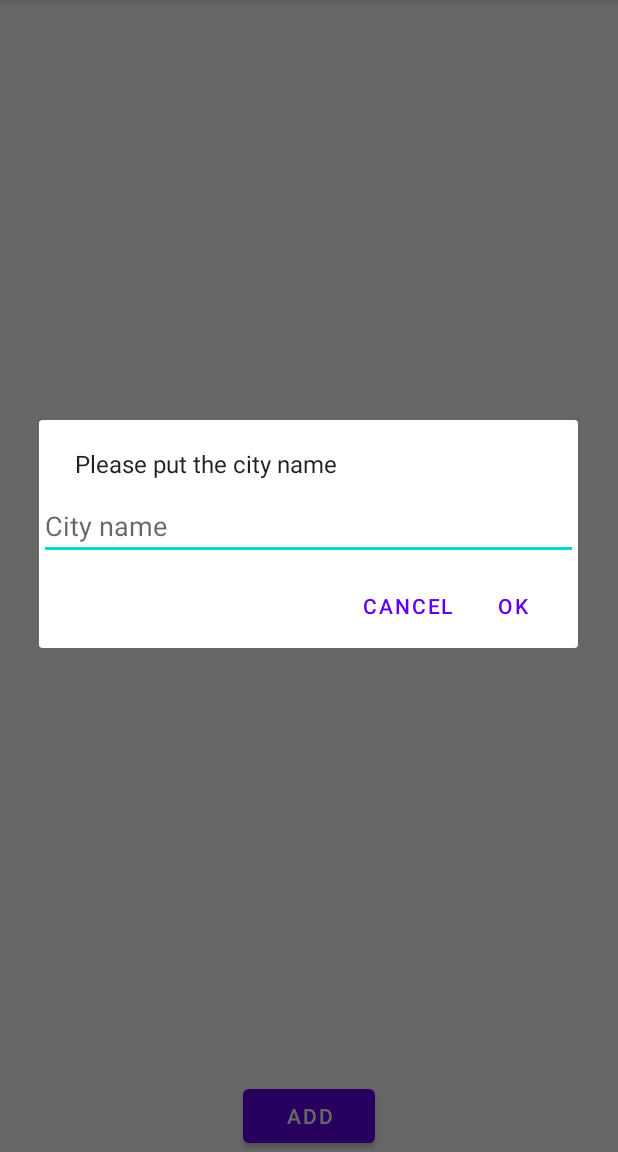
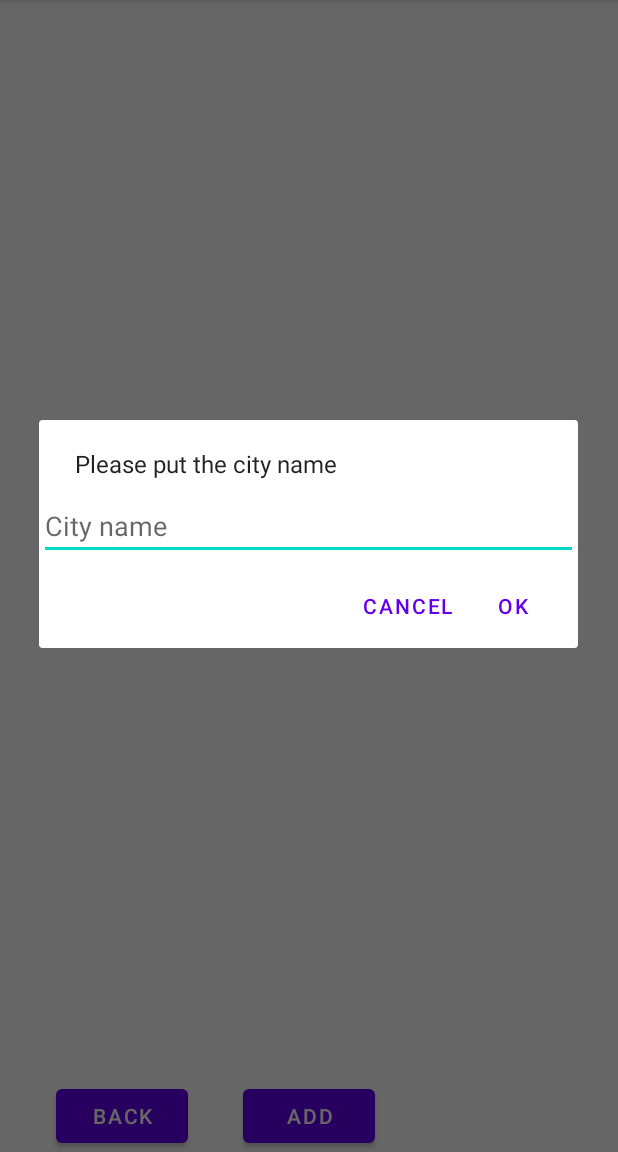
Before and after one commit to hannabivoina/ITHomework, an Android app: the fragment ChooseCityFragment placed in its activity, after a tap on "ADD", on a phone screen of 412 x 824 dp, the part 84-1236 px from its top. Run offline under Robolectric (Android 15) with nearby library versions, the phone set to English and light mode, and no system bars.

Commit message:
Initial commit

```diff
--- a/app/src/main/java/com/example/weatherapp/AppContract.kt
+++ b/app/src/main/java/com/example/weatherapp/AppContract.kt
@@ -1,10 +1,11 @@
 package com.example.weatherapp
 
 import androidx.fragment.app.Fragment
+import com.example.weatherapp.wheather.Daily
 
 fun Fragment.contract() : AppContract = requireActivity() as AppContract
 
 interface AppContract {
     fun changeCity()
-    fun weatherForecast()
+    fun weatherForecast(weatherDaily: List<Daily>)
 }
--- a/app/src/main/java/com/example/weatherapp/ChooseCityFragment.kt
+++ b/app/src/main/java/com/example/weatherapp/ChooseCityFragment.kt
@@ -6,15 +6,19 @@ import android.view.LayoutInflater
 import android.view.View
 import android.view.ViewGroup
 import android.widget.EditText
+import android.widget.LinearLayout
 import android.widget.Toast
 import androidx.core.widget.doOnTextChanged
 import androidx.fragment.app.Fragment
 import androidx.fragment.app.viewModels
+import androidx.recyclerview.widget.LinearLayoutManager
 import com.example.weatherapp.databinding.FragmentChooseCityBinding
+import kotlinx.android.synthetic.main.fragment_choose_city.*
 
 class ChooseCityFragment: Fragment(R.layout.fragment_choose_city) {
-    lateinit var binding: FragmentChooseCityBinding
+    private lateinit var binding: FragmentChooseCityBinding
     private val viewModel = viewModels<WeatherViewModel>()
+    private val adapter = CityAdapter()
 
     override fun onCreateView(
         inflater: LayoutInflater,
@@ -24,8 +28,6 @@ class ChooseCityFragment: Fragment(R.layout.fragment_choose_city) {
         binding = FragmentChooseCityBinding.inflate(inflater, container, false)
 
         viewModel.value.findCityLiveData.observe(viewLifecycleOwner){
-            println("---------------2----------------$it")
-//            it.reduce { acc, any -> acc.toString() + any.toString() }.let {data->
             if (it.results.isEmpty()){
                 Toast.makeText(requireContext(),"такого города нет", Toast.LENGTH_LONG).show()
             }
@@ -34,8 +36,6 @@ class ChooseCityFragment: Fragment(R.layout.fragment_choose_city) {
                 Toast.makeText(requireContext(), geometry, Toast.LENGTH_LONG).show()
                 viewModel.value.findWeather(it)
             }
-//            }
-            //toRecyclerView
         }
 
         viewModel.value.errorCityLiveData.observe(viewLifecycleOwner){
@@ -55,6 +55,7 @@ class ChooseCityFragment: Fragment(R.layout.fragment_choose_city) {
         }
 
         binding.buttonAddCity.setOnClickListener {
+//            adapter.addCity("hello")
             var addCity = EditText(requireContext())
             addCity.hint = "City name"
             var builder = AlertDialog
@@ -66,7 +67,28 @@ class ChooseCityFragment: Fragment(R.layout.fragment_choose_city) {
             builder.show()
         }
 
+
+        setupRecyclerView()
+//        val layoutManager = LinearLayoutManager(requireContext())
+//        binding.citiesListRecycler.layoutManager = layoutManager
+//        binding.citiesListRecycler.adapter = adapter
+
+        viewModel.value.citiesListLiveData.observe(viewLifecycleOwner){
+            adapter.addCity(it)
+        }
+
+        binding.buttonBack.setOnClickListener {
+            Toast.makeText(requireContext(), viewModel.value.findWeatherLiveData.value.toString(), Toast.LENGTH_LONG).show()
+//            contract().weatherForecast()
+        }
+
         return binding.root
+    }
 
+    private fun setupRecyclerView() {
+        binding.apply {
+            citiesListRecycler.layoutManager = LinearLayoutManager(requireContext())
+            citiesListRecycler.adapter = adapter
+        }
     }
 }
--- a/app/src/main/java/com/example/weatherapp/WeatherViewModel.kt
+++ b/app/src/main/java/com/example/weatherapp/WeatherViewModel.kt
@@ -18,6 +18,12 @@ import kotlinx.coroutines.launch
 class WeatherViewModel : ViewModel(){
 
     private val weatherRepository = WeatherRepository(App.searchGeo, App.searchWeather)
+
+    private var citiesList = ArrayList<String>()
+
+    private val _citiesListLiveData =  MutableLiveData<String>()
+    val citiesListLiveData : LiveData<String>
+    get() = _citiesListLiveData
 
     private val _findCityLiveData = MutableLiveData<CityGeo>()
     val findCityLiveData : LiveData<CityGeo>
@@ -57,6 +63,8 @@ class WeatherViewModel : ViewModel(){
             val cityResponse = weatherRepository.findCityGeo(text.toString())
             if (cityResponse.isSuccess){
                 cityResponse.getOrNull()?.let {
+                    citiesList.add(updateCitiesList(it))
+                   _citiesListLiveData.postValue(updateCitiesList(it))
                     _findCityLiveData.postValue(it)
                     println("------1----------${_findCityLiveData.value}")
                 } ?: run{
@@ -64,6 +72,8 @@ class WeatherViewModel : ViewModel(){
             }
             }
         }
+
+
 //        findCityLiveData.observeForever {
 //            if (it.results.isNotEmpty()){
 //                findWeather(it)
@@ -85,4 +95,11 @@ class WeatherViewModel : ViewModel(){
         }
     }
 
+    fun updateCitiesList(city: CityGeo): String{
+        val name = city.results[0].components.city
+        val code = city.results[0].components.countryCode
+        val cityInfo = name + "," + code
+        return cityInfo
+    }
+
 }
--- a/app/src/main/java/com/example/weatherapp/model/Result.kt
+++ b/app/src/main/java/com/example/weatherapp/model/Result.kt
@@ -1,5 +1,6 @@
 package com.example.weatherapp.model
 
 data class Result(
+    val components: Components,
     val geometry: Geometry
 )
--- a/app/src/main/res/layout/fragment_choose_city.xml
+++ b/app/src/main/res/layout/fragment_choose_city.xml
@@ -1,11 +1,12 @@
 <?xml version="1.0" encoding="utf-8"?>
 <androidx.constraintlayout.widget.ConstraintLayout xmlns:android="http://schemas.android.com/apk/res/android"
+    xmlns:tools="http://schemas.android.com/tools"
     android:layout_width="match_parent"
     android:layout_height="match_parent"
     xmlns:app="http://schemas.android.com/apk/res-auto">
 
     <androidx.recyclerview.widget.RecyclerView
-        android:id="@+id/citiesList"
+        android:id="@+id/citiesListRecycler"
         android:layout_width="match_parent"
         android:layout_height="600dp"
         app:layout_constraintStart_toStartOf="parent"
@@ -21,4 +22,13 @@
         app:layout_constraintStart_toStartOf="parent"
         app:layout_constraintEnd_toEndOf="parent"/>
 
+    <Button
+        android:id="@+id/buttonBack"
+        android:layout_width="wrap_content"
+        android:layout_height="wrap_content"
+        android:text="Back"
+        app:layout_constraintBottom_toBottomOf="parent"
+        app:layout_constraintEnd_toStartOf="@+id/buttonAddCity"
+        app:layout_constraintStart_toStartOf="parent" />
+
 </androidx.constraintlayout.widget.ConstraintLayout>
```
Also changed, not shown: app/src/main/java/com/example/weatherapp/CityAdapter.kt (added, +42 -0 lines), app/src/main/java/com/example/weatherapp/MainActivity.kt (+8 -2 lines), app/src/main/java/com/example/weatherapp/WeatherAdapter.kt (+34 -6 lines), app/src/main/java/com/example/weatherapp/WeatherForecast.kt (deleted, +0 -8 lines), app/src/main/java/com/example/weatherapp/model/Components.kt (added, +9 -0 lines), app/src/main/res/layout/item_city.xml (added, +26 -0 lines).
